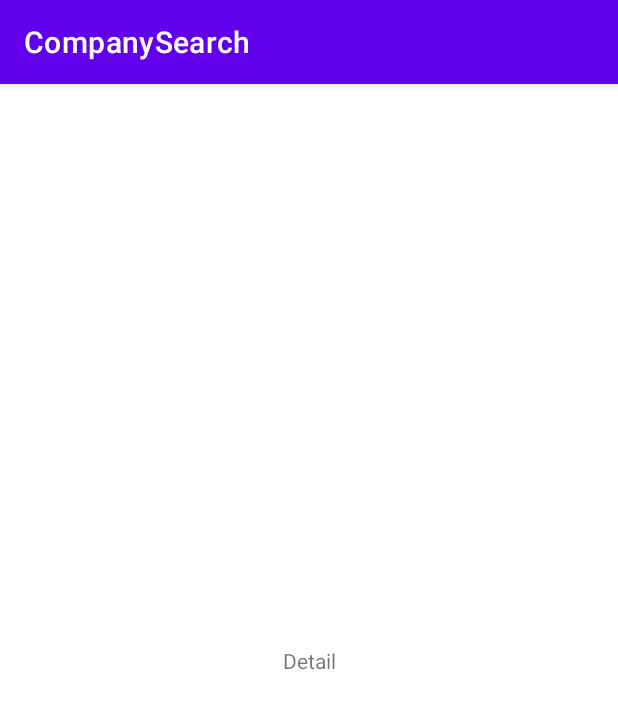
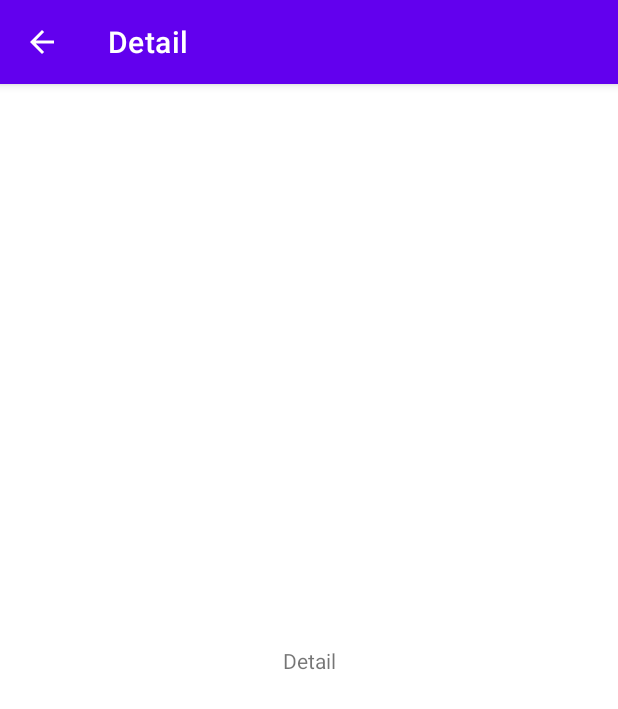
Before and after one commit to mackbex/NavigationComponent, an Android app: the DetailFragment screen opened through its navigation route, on a phone screen of 412 x 824 dp. Shown: the top 709 px of the screen. Run offline under Robolectric (Android 15) with nearby library versions, the phone set to English and light mode, and no system bars; our stand-ins replace Dagger/Hilt's generated code, data binding.

Commit message:
- added appbar

```diff
--- a/app/build.gradle
+++ b/app/build.gradle
@@ -78,6 +78,12 @@ dependencies {
     implementation "androidx.navigation:navigation-dynamic-features-fragment:2.4.1"
 
     /**
+     * Material
+     */
+
+    implementation 'com.google.android.material:material:1.5.0'
+
+    /**
      * Retrofit
      */
     implementation 'com.squareup.retrofit2:retrofit:2.9.0'
--- a/app/src/main/AndroidManifest.xml
+++ b/app/src/main/AndroidManifest.xml
@@ -12,7 +12,8 @@
         android:theme="@style/Theme.CompanySearch">
         <activity
             android:name="com.jobplanet.company.MainActivity"
-            android:exported="true">
+            android:exported="true"
+            android:theme="@style/Theme.CompanySearch.NoActionBar">
             <intent-filter>
                 <action android:name="android.intent.action.MAIN" />
 
--- a/app/src/main/java/com/jobplanet/company/MainActivity.kt
+++ b/app/src/main/java/com/jobplanet/company/MainActivity.kt
@@ -1,22 +1,19 @@
 package com.jobplanet.company
 
+import android.os.Bundle
+import androidx.appcompat.app.AppCompatActivity
 import com.jobplanet.company.databinding.ActivityMainBinding
 import com.jobplanet.company.ui.base.BaseActivity
 import dagger.hilt.android.AndroidEntryPoint
 
 @AndroidEntryPoint
-class MainActivity : BaseActivity<ActivityMainBinding>(
-    ActivityMainBinding::inflate
-) {
-    override fun initStartView() {
+class MainActivity : AppCompatActivity(){
 
-    }
-
-    override fun initDataBinding() {
-
-    }
-
-    override fun initAfterBinding() {
+    private lateinit var binding: ActivityMainBinding
+    override fun onCreate(savedInstanceState: Bundle?) {
+        super.onCreate(savedInstanceState)
+        binding = ActivityMainBinding.inflate(layoutInflater)
+        setContentView(binding.root)
 
     }
 }
--- a/app/src/main/java/com/jobplanet/company/ui/company/detail/DetailFragment.kt
+++ b/app/src/main/java/com/jobplanet/company/ui/company/detail/DetailFragment.kt
@@ -1,25 +1,36 @@
 package com.jobplanet.company.ui.company.detail
 
+import android.os.Bundle
+import android.view.*
+import androidx.fragment.app.Fragment
 import androidx.fragment.app.viewModels
+import androidx.navigation.fragment.findNavController
+import com.jobplanet.company.R
 import com.jobplanet.company.databinding.FragmentCompanyDetailBinding
-import com.jobplanet.company.ui.base.BaseFragment
+import com.jobplanet.company.util.autoCleared
 import dagger.hilt.android.AndroidEntryPoint
 
 @AndroidEntryPoint
-class DetailFragment : BaseFragment<FragmentCompanyDetailBinding>(
-    FragmentCompanyDetailBinding::inflate
-){
+class DetailFragment : Fragment() {
+
+    private var binding: FragmentCompanyDetailBinding by autoCleared()
     private val detailViewModel: DetailViewModel by viewModels()
 
-    override fun initStartView() {
-        binding.test.text = "Detail"
-    }
+    override fun onCreateView(
+        inflater: LayoutInflater,
+        container: ViewGroup?,
+        savedInstanceState: Bundle?
+    ): View? {
+        binding = FragmentCompanyDetailBinding.inflate(inflater, container, false)
+        binding.lifecycleOwner = this
 
-    override fun initObservers() {
 
-    }
 
-    override fun initAfterBinding() {
+        binding.toolbar.setNavigationOnClickListener {
+            findNavController().navigateUp()
+        }
 
+        setHasOptionsMenu(true)
+        return binding.root
     }
 }
--- a/app/src/main/java/com/jobplanet/company/ui/company/search/SearchFragment.kt
+++ b/app/src/main/java/com/jobplanet/company/ui/company/search/SearchFragment.kt
@@ -1,28 +1,38 @@
 package com.jobplanet.company.ui.company.search
 
+import android.os.Bundle
+import android.view.LayoutInflater
+import android.view.View
+import android.view.ViewGroup
+import androidx.fragment.app.Fragment
 import androidx.fragment.app.viewModels
 import androidx.navigation.fragment.findNavController
 import com.jobplanet.company.R
 import com.jobplanet.company.databinding.FragmentCompanySearchBinding
 import com.jobplanet.company.ui.base.BaseFragment
+import com.jobplanet.company.util.autoCleared
 import dagger.hilt.android.AndroidEntryPoint
 
 @AndroidEntryPoint
-class SearchFragment : BaseFragment<FragmentCompanySearchBinding>(
-    FragmentCompanySearchBinding::inflate
-) {
+class SearchFragment : Fragment() {
 
+    private var binding : FragmentCompanySearchBinding by autoCleared()
     private val searchViewModel: SearchViewModel by viewModels()
 
-    override fun initStartView() {
+    override fun onCreateView(
+        inflater: LayoutInflater,
+        container: ViewGroup?,
+        savedInstanceState: Bundle?
+    ): View {
+        binding = FragmentCompanySearchBinding.inflate(inflater, container, false)
+        return binding.root
+    }
+
+    override fun onViewCreated(view: View, savedInstanceState: Bundle?) {
+        super.onViewCreated(view, savedInstanceState)
         binding.search.text = "SEARCH523"
         binding.search.setOnClickListener {
             findNavController().navigate(SearchFragmentDirections.actionSearchFragmentToDetailFragment())
         }
     }
-    override fun initObservers() {}
-    override fun initAfterBinding() {}
-
-
-
 }
--- /dev/null
+++ b/app/src/main/res/drawable/ic_baseline_arrow_back_24.xml
@@ -0,0 +1,10 @@
+<vector xmlns:android="http://schemas.android.com/apk/res/android"
+    android:width="24dp"
+    android:height="24dp"
+    android:viewportWidth="24"
+    android:viewportHeight="24"
+    android:tint="?attr/colorControlNormal">
+  <path
+      android:fillColor="@android:color/white"
+      android:pathData="M20,11H7.83l5.59,-5.59L12,4l-8,8 8,8 1.41,-1.41L7.83,13H20v-2z"/>
+</vector>
--- a/app/src/main/res/layout/activity_main.xml
+++ b/app/src/main/res/layout/activity_main.xml
@@ -2,21 +2,18 @@
 <layout xmlns:android="http://schemas.android.com/apk/res/android"
     xmlns:app="http://schemas.android.com/apk/res-auto"
     xmlns:tools="http://schemas.android.com/tools">
-<androidx.constraintlayout.widget.ConstraintLayout
-    android:layout_width="match_parent"
-    android:layout_height="match_parent"
-    tools:context=".MainActivity">
 
     <androidx.fragment.app.FragmentContainerView
         android:id="@+id/nav_host_fragment"
         android:name="androidx.navigation.fragment.NavHostFragment"
-        android:layout_width="0dp"
-        android:layout_height="0dp"
+        android:layout_width="match_parent"
+        android:layout_height="match_parent"
+        app:defaultNavHost="true"
+        app:layout_behavior="@string/appbar_scrolling_view_behavior"
+        app:layout_constraintBottom_toBottomOf="parent"
         app:layout_constraintLeft_toLeftOf="parent"
         app:layout_constraintRight_toRightOf="parent"
         app:layout_constraintTop_toTopOf="parent"
-        app:layout_constraintBottom_toBottomOf="parent"
-        app:defaultNavHost="true"
         app:navGraph="@navigation/nav_graph" />
-</androidx.constraintlayout.widget.ConstraintLayout>
+
 </layout>
--- a/app/src/main/res/layout/fragment_company_detail.xml
+++ b/app/src/main/res/layout/fragment_company_detail.xml
@@ -1,30 +1,54 @@
 <?xml version="1.0" encoding="utf-8"?>
-<layout xmlns:app="http://schemas.android.com/apk/res-auto"
-    xmlns:android="http://schemas.android.com/apk/res/android">
+<layout xmlns:android="http://schemas.android.com/apk/res/android"
+    xmlns:app="http://schemas.android.com/apk/res-auto">
+
+    <androidx.coordinatorlayout.widget.CoordinatorLayout
+        android:layout_width="match_parent"
+        android:layout_height="match_parent">
+
+        <com.google.android.material.appbar.AppBarLayout
+            android:layout_width="match_parent"
+            android:layout_height="wrap_content"
+            android:theme="@style/Theme.CompanySearch.AppBarOverlay">
+
+            <com.google.android.material.appbar.MaterialToolbar
+                android:id="@+id/toolbar"
+                style="@style/Widget.MaterialComponents.ActionBar.Primary"
+                android:layout_width="match_parent"
+                android:layout_height="?attr/actionBarSize"
+                android:elevation="0dp"
+                app:layout_collapseMode="pin"
+                app:layout_collapseParallaxMultiplier="0"
+                app:navigationIcon="@drawable/ic_baseline_arrow_back_24"
+                app:menu="@menu/menu_company_detail"
+                app:title="@string/title_detail" />
+        </com.google.android.material.appbar.AppBarLayout>
 
         <androidx.constraintlayout.widget.ConstraintLayout
             android:layout_width="match_parent"
-    android:layout_height="match_parent">
+            android:layout_height="match_parent"
+            app:layout_behavior="@string/appbar_scrolling_view_behavior">
+
             <TextView
                 android:id="@+id/test"
                 android:layout_width="wrap_content"
                 android:layout_height="wrap_content"
                 android:text="@string/title_detail"
+                app:layout_constraintBottom_toBottomOf="parent"
+                app:layout_constraintEnd_toEndOf="parent"
                 app:layout_constraintStart_toStartOf="parent"
-        app:layout_constraintEnd_toEndOf="parent"
-        app:layout_constraintTop_toTopOf="parent"
-        app:layout_constraintBottom_toBottomOf="parent"
-        />
+                app:layout_constraintTop_toTopOf="parent" />
+
             <TextView
                 android:id="@+id/detail"
                 android:layout_width="wrap_content"
                 android:layout_height="wrap_content"
+                app:layout_constraintBottom_toBottomOf="parent"
+                app:layout_constraintEnd_toEndOf="parent"
                 app:layout_constraintStart_toStartOf="parent"
-        app:layout_constraintEnd_toEndOf="parent"
-        app:layout_constraintTop_toBottomOf="@+id/test"
-        app:layout_constraintBottom_toBottomOf="parent"
-        />
+                app:layout_constraintTop_toBottomOf="@+id/test" />
 
         </androidx.constraintlayout.widget.ConstraintLayout>
+    </androidx.coordinatorlayout.widget.CoordinatorLayout>
 
 </layout>
--- /dev/null
+++ b/app/src/main/res/menu/menu_company_detail.xml
@@ -0,0 +1,4 @@
+<?xml version="1.0" encoding="utf-8"?>
+<menu xmlns:android="http://schemas.android.com/apk/res/android">
+
+</menu>
--- a/app/src/main/res/navigation/nav_graph.xml
+++ b/app/src/main/res/navigation/nav_graph.xml
@@ -20,8 +20,4 @@
         android:name="com.jobplanet.company.ui.company.detail.DetailFragment"
         android:label="DetailFragment"
         tools:layout="@layout/fragment_company_detail" />
-    <activity
-        android:id="@+id/mainActivity"
-        android:name="com.jobplanet.company.MainActivity"
-        android:label="MainActivity" />
 </navigation>
--- a/app/src/main/res/values-night/themes.xml
+++ b/app/src/main/res/values-night/themes.xml
@@ -10,7 +10,9 @@
         <item name="colorSecondaryVariant">@color/teal_200</item>
         <item name="colorOnSecondary">@color/black</item>
         <!-- Status bar color. -->
-        <item name="android:statusBarColor" tools:targetApi="l">?attr/colorPrimaryVariant</item>
+        <item name="android:statusBarColor" tools:targetApi="l">@color/black</item>
+        <item name="android:windowLightStatusBar" tools:targetApi="m">false</item>
+
         <!-- Customize your theme here. -->
     </style>
 </resources>
--- a/app/src/main/res/values/strings.xml
+++ b/app/src/main/res/values/strings.xml
@@ -2,4 +2,5 @@
     <string name="app_name">CompanySearch</string>
     <string name="title_search">Search</string>
     <string name="title_detail">Detail</string>
+    <string name="appbar_action_search">Search</string>
 </resources>
--- a/app/src/main/res/values/themes.xml
+++ b/app/src/main/res/values/themes.xml
@@ -10,7 +10,18 @@
         <item name="colorSecondaryVariant">@color/teal_700</item>
         <item name="colorOnSecondary">@color/black</item>
         <!-- Status bar color. -->
-        <item name="android:statusBarColor" tools:targetApi="l">?attr/colorPrimaryVariant</item>
+        <item name="android:statusBarColor" tools:targetApi="l">?attr/colorPrimary</item>
+        <item name="android:windowLightStatusBar" tools:targetApi="m">true</item>
+
         <!-- Customize your theme here. -->
     </style>
+
+
+    <style name="Theme.CompanySearch.NoActionBar">
+        <item name="windowActionBar">false</item>
+        <item name="windowNoTitle">true</item>
+    </style>
+
+    <style name="Theme.CompanySearch.AppBarOverlay" parent="ThemeOverlay.AppCompat.Dark.ActionBar" />
+    <style name="Theme.CompanySearch.PopupOverlay" parent="ThemeOverlay.AppCompat.Light" />
 </resources>
```
Also changed, not shown: app/src/main/res/drawable/ic_baseline_search_24.xml (added, +10 -0 lines), app/src/main/res/layout/fragment_company_search.xml (+34 -12 lines), app/src/main/res/menu/menu_company_search.xml (added, +12 -0 lines), 1 other file. Lines whose indentation alone changed are shown as unchanged.
